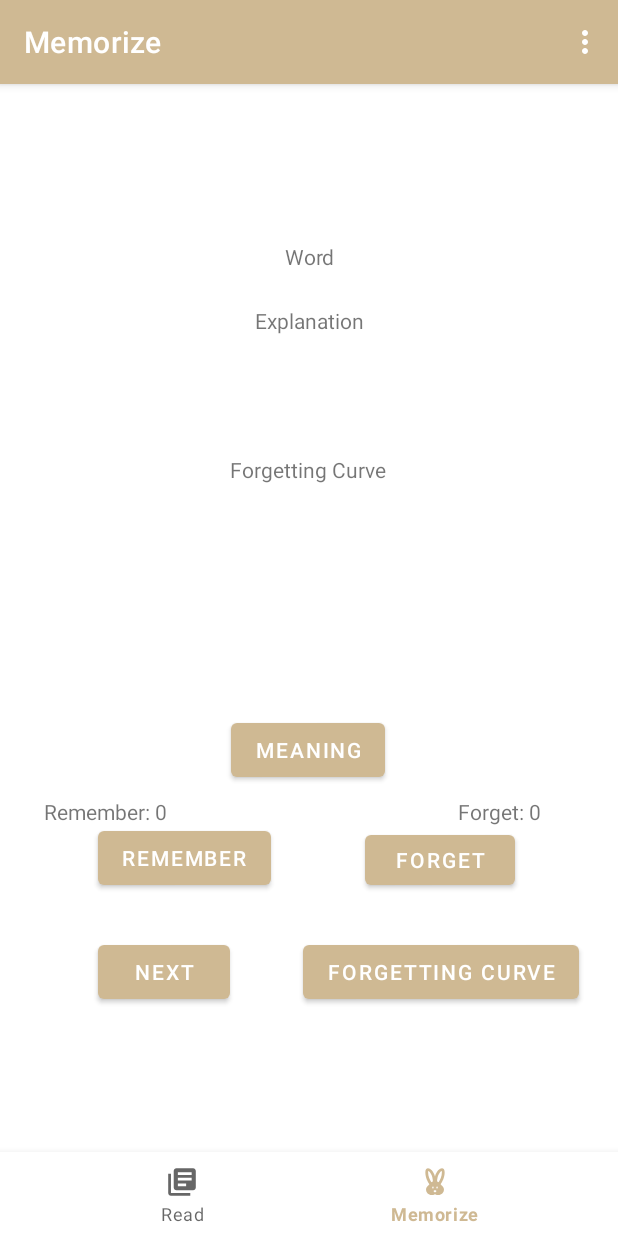
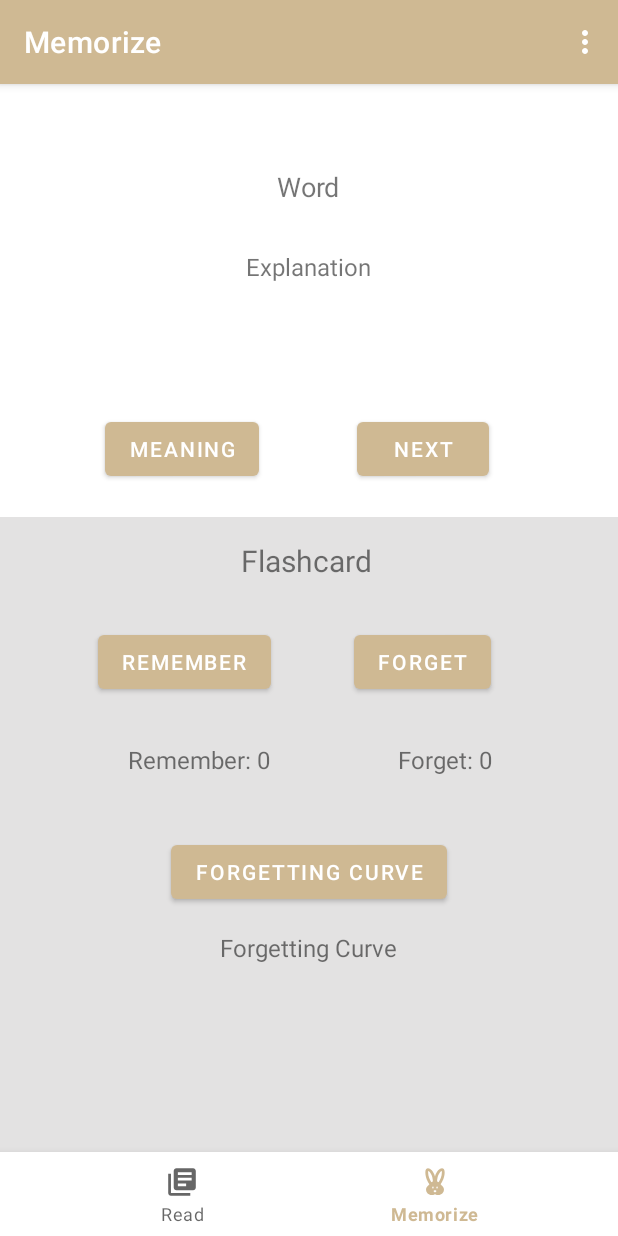
Before and after one commit to AllisonShen/RLEAM-Reader, an Android app: the DashboardFragment screen opened through its navigation route, on a phone screen of 412 x 824 dp. Run offline under Robolectric (Android 15) with nearby library versions, the phone set to English and light mode, and no system bars; our stand-ins replace navigation-ui; 3 statements that could not run were skipped.

Commit message:
edit memorise ui

```diff
--- a/app/src/main/res/layout/fragment_dashboard.xml
+++ b/app/src/main/res/layout/fragment_dashboard.xml
@@ -6,124 +6,152 @@
     android:layout_height="match_parent"
     tools:context=".ui.dashboard.DashboardFragment">
 
+    <LinearLayout
+        android:layout_width="match_parent"
+        android:layout_height="731dp"
+        android:background="#E3E2E2"
+        android:orientation="vertical"
+        app:layout_constraintEnd_toEndOf="parent"
+        app:layout_constraintTop_toTopOf="parent">
+
+        <LinearLayout
+            android:layout_width="match_parent"
+            android:layout_height="163dp"
+            android:background="@color/white"
+            android:orientation="vertical">
+
             <TextView
                 android:id="@+id/word"
-        android:layout_width="0dp"
+                android:layout_width="wrap_content"
                 android:layout_height="wrap_content"
-        android:gravity="center"
+                android:layout_gravity="center"
                 android:text="Word"
-        app:layout_constraintBottom_toBottomOf="parent"
-        app:layout_constraintEnd_toEndOf="parent"
-        app:layout_constraintHorizontal_bias="0.0"
-        app:layout_constraintStart_toStartOf="parent"
-        app:layout_constraintTop_toTopOf="parent"
-        app:layout_constraintVertical_bias="0.071" />
+                android:textSize="18sp" />
 
             <TextView
                 android:id="@+id/explanation"
-        android:layout_width="0dp"
+                android:layout_width="wrap_content"
                 android:layout_height="wrap_content"
-        android:layout_marginTop="23dp"
-        android:layout_marginBottom="61dp"
+                android:layout_gravity="center"
+                android:layout_marginTop="30dp"
+                android:gravity="center"
                 android:inputType="textMultiLine"
-        android:gravity="center"
                 android:maxLines="4"
                 android:text="Explanation"
-        app:layout_constraintBottom_toTopOf="@+id/meaning"
-        app:layout_constraintEnd_toEndOf="parent"
-        app:layout_constraintHorizontal_bias="1.0"
-        app:layout_constraintStart_toStartOf="parent"
-        app:layout_constraintTop_toBottomOf="@+id/word"
-        app:layout_constraintVertical_bias="0.0" />
+                android:textSize="16sp" />
+
+        </LinearLayout>
+
+        <LinearLayout
+            android:layout_width="match_parent"
+            android:layout_height="69dp"
+            android:background="@color/white"
+            android:orientation="horizontal">
 
             <Button
                 android:id="@+id/meaning"
                 android:layout_width="wrap_content"
                 android:layout_height="wrap_content"
-        android:layout_marginTop="50dp"
-        android:layout_marginBottom="300dp"
-        android:text="Meaning"
-        app:layout_constraintBottom_toBottomOf="parent"
-        app:layout_constraintEnd_toEndOf="parent"
-        app:layout_constraintHorizontal_bias="0.498"
-        app:layout_constraintStart_toStartOf="parent" />
+                android:layout_marginStart="70dp"
+                android:layout_marginEnd="35dp"
+                android:text="Meaning" />
+
+            <Button
+                android:id="@+id/next"
+                android:layout_width="wrap_content"
+                android:layout_height="wrap_content"
+                android:layout_marginStart="30dp"
+                android:layout_marginEnd="40dp"
+                android:onClick="updateQuestion"
+                android:text="Next" />
+        </LinearLayout>
+
+        <LinearLayout
+            android:layout_width="match_parent"
+            android:layout_height="wrap_content"
+            android:background="#E3E2E2"
+            android:gravity="center"
+            android:orientation="vertical">
+
+            <TextView
+                android:id="@+id/textView3"
+                android:layout_width="match_parent"
+                android:layout_height="wrap_content"
+                android:layout_gravity="center"
+                android:layout_marginTop="15dp"
+                android:layout_marginBottom="10dp"
+                android:gravity="center"
+                android:text="Flashcard "
+                android:textSize="20sp" />
+
+            <LinearLayout
+                android:layout_width="match_parent"
+                android:layout_height="wrap_content"
+                android:layout_marginTop="20dp"
+                android:orientation="horizontal">
 
                 <Button
                     android:id="@+id/know"
                     android:layout_width="wrap_content"
                     android:layout_height="wrap_content"
-        android:layout_marginBottom="228dp"
-        android:text="Remember"
-        app:layout_constraintBottom_toBottomOf="parent"
-        app:layout_constraintEnd_toEndOf="parent"
-        app:layout_constraintHorizontal_bias="0.221"
-        app:layout_constraintStart_toStartOf="parent" />
+                    android:layout_marginStart="65dp"
+                    android:layout_marginEnd="55dp"
+                    android:text="Remember" />
 
                 <Button
                     android:id="@+id/forget"
-        android:layout_width="100dp"
-        android:layout_height="45dp"
-        android:layout_marginBottom="228dp"
-        android:text="Forget"
-        app:layout_constraintBottom_toBottomOf="parent"
-        app:layout_constraintEnd_toEndOf="parent"
-        app:layout_constraintHorizontal_bias="0.78"
-        app:layout_constraintStart_toStartOf="parent" />
-
-    <Button
-        android:id="@+id/next"
                     android:layout_width="wrap_content"
                     android:layout_height="wrap_content"
-        android:layout_marginBottom="152dp"
-        android:onClick="updateQuestion"
-        android:text="Next"
-        app:layout_constraintBottom_toBottomOf="parent"
-        app:layout_constraintEnd_toEndOf="parent"
-        app:layout_constraintHorizontal_bias="0.201"
-        app:layout_constraintStart_toStartOf="parent" />
+                    android:layout_marginEnd="30dp"
+                    android:text="Forget" />
+
+            </LinearLayout>
+
+            <LinearLayout
+                android:layout_width="match_parent"
+                android:layout_height="wrap_content"
+                android:layout_marginTop="30dp"
+                android:layout_marginBottom="30dp"
+                android:orientation="horizontal">
 
                 <TextView
                     android:id="@+id/rememberCount"
                     android:layout_width="wrap_content"
                     android:layout_height="wrap_content"
-        android:layout_marginTop="308dp"
+                    android:layout_marginStart="85dp"
+                    android:layout_marginEnd="20dp"
                     android:text="Remember: 0"
-        app:layout_constraintEnd_toEndOf="parent"
-        app:layout_constraintHorizontal_bias="0.088"
-        app:layout_constraintStart_toStartOf="parent"
-        app:layout_constraintTop_toBottomOf="@+id/explanation" />
+                    android:textSize="16sp" />
 
                 <TextView
                     android:id="@+id/forgetCount"
                     android:layout_width="wrap_content"
                     android:layout_height="wrap_content"
-        android:layout_marginTop="308dp"
+                    android:layout_marginStart="65dp"
+                    android:layout_marginEnd="30dp"
                     android:text="Forget: 0"
-        app:layout_constraintEnd_toEndOf="parent"
-        app:layout_constraintHorizontal_bias="0.856"
-        app:layout_constraintStart_toStartOf="parent"
-        app:layout_constraintTop_toBottomOf="@+id/explanation" />
+                    android:textSize="16sp" />
+
+            </LinearLayout>
+
+            <Button
+                android:id="@+id/forgettingCurveButton"
+                android:layout_width="wrap_content"
+                android:layout_height="wrap_content"
+                android:layout_marginTop="10dp"
+                android:text="Forgetting Curve" />
 
             <TextView
                 android:id="@+id/forgettingCurveTextView"
                 android:layout_width="wrap_content"
                 android:layout_height="wrap_content"
+                android:layout_gravity="center"
+                android:layout_marginTop="15dp"
+                android:layout_marginBottom="40dp"
                 android:text="Forgetting Curve"
-        app:layout_constraintBottom_toBottomOf="parent"
-        app:layout_constraintEnd_toEndOf="parent"
-        app:layout_constraintHorizontal_bias="0.498"
-        app:layout_constraintStart_toStartOf="parent"
-        app:layout_constraintTop_toTopOf="parent"
-        app:layout_constraintVertical_bias="0.276" />
+                android:textSize="16sp" />
+        </LinearLayout>
 
-    <Button
-        android:id="@+id/forgettingCurveButton"
-        android:layout_width="wrap_content"
-        android:layout_height="wrap_content"
-        android:layout_marginBottom="152dp"
-        android:text="Forgetting Curve"
-        app:layout_constraintBottom_toBottomOf="parent"
-        app:layout_constraintEnd_toEndOf="parent"
-        app:layout_constraintHorizontal_bias="0.885"
-        app:layout_constraintStart_toStartOf="parent" />
+    </LinearLayout>
+
 </androidx.constraintlayout.widget.ConstraintLayout>
```
Lines whose indentation alone changed are shown as unchanged.
